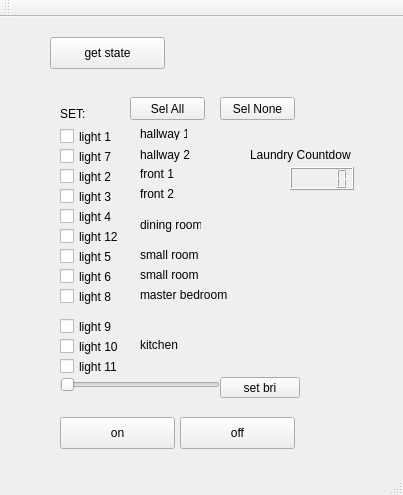
Qt form huecontrolwindow.ui (johnty/HueController) before a commit.
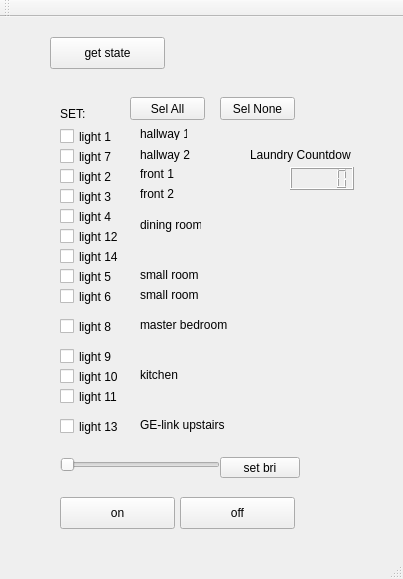
The same form after that commit.

```diff
--- a/huecontrolwindow.ui
+++ b/huecontrolwindow.ui
@@ -7,7 +7,7 @@
     <x>0</x>
     <y>0</y>
     <width>403</width>
-    <height>495</height>
+    <height>579</height>
    </rect>
   </property>
   <property name="windowTitle">
@@ -18,7 +18,7 @@
     <property name="geometry">
      <rect>
       <x>60</x>
-      <y>400</y>
+      <y>480</y>
       <width>115</width>
       <height>32</height>
      </rect>
@@ -31,7 +31,7 @@
     <property name="geometry">
      <rect>
       <x>180</x>
-      <y>400</y>
+      <y>480</y>
       <width>115</width>
       <height>32</height>
      </rect>
@@ -57,7 +57,7 @@
     <property name="geometry">
      <rect>
       <x>60</x>
-      <y>360</y>
+      <y>440</y>
       <width>160</width>
       <height>16</height>
      </rect>
@@ -73,7 +73,7 @@
     <property name="geometry">
      <rect>
       <x>220</x>
-      <y>360</y>
+      <y>440</y>
       <width>80</width>
       <height>21</height>
      </rect>
@@ -226,7 +226,7 @@
     <property name="geometry">
      <rect>
       <x>60</x>
-      <y>230</y>
+      <y>250</y>
       <width>72</width>
       <height>19</height>
      </rect>
@@ -239,7 +239,7 @@
     <property name="geometry">
      <rect>
       <x>60</x>
-      <y>250</y>
+      <y>270</y>
       <width>72</width>
       <height>19</height>
      </rect>
@@ -252,7 +252,7 @@
     <property name="geometry">
      <rect>
       <x>140</x>
-      <y>230</y>
+      <y>250</y>
       <width>61</width>
       <height>16</height>
      </rect>
@@ -265,7 +265,7 @@
     <property name="geometry">
      <rect>
       <x>140</x>
-      <y>250</y>
+      <y>270</y>
       <width>61</width>
       <height>16</height>
      </rect>
@@ -304,7 +304,7 @@
     <property name="geometry">
      <rect>
       <x>60</x>
-      <y>270</y>
+      <y>300</y>
       <width>72</width>
       <height>19</height>
      </rect>
@@ -317,7 +317,7 @@
     <property name="geometry">
      <rect>
       <x>140</x>
-      <y>270</y>
+      <y>300</y>
       <width>91</width>
       <height>16</height>
      </rect>
@@ -356,7 +356,7 @@
     <property name="geometry">
      <rect>
       <x>60</x>
-      <y>300</y>
+      <y>330</y>
       <width>72</width>
       <height>19</height>
      </rect>
@@ -369,7 +369,7 @@
     <property name="geometry">
      <rect>
       <x>60</x>
-      <y>320</y>
+      <y>350</y>
       <width>72</width>
       <height>19</height>
      </rect>
@@ -382,7 +382,7 @@
     <property name="geometry">
      <rect>
       <x>60</x>
-      <y>340</y>
+      <y>370</y>
       <width>72</width>
       <height>19</height>
      </rect>
@@ -395,7 +395,7 @@
     <property name="geometry">
      <rect>
       <x>140</x>
-      <y>320</y>
+      <y>350</y>
       <width>91</width>
       <height>16</height>
      </rect>
@@ -417,6 +417,45 @@
      <string>light 12</string>
     </property>
    </widget>
+   <widget class="QCheckBox" name="checkBox1_13">
+    <property name="geometry">
+     <rect>
+      <x>60</x>
+      <y>400</y>
+      <width>72</width>
+      <height>19</height>
+     </rect>
+    </property>
+    <property name="text">
+     <string>light 13</string>
+    </property>
+   </widget>
+   <widget class="QLabel" name="label_12">
+    <property name="geometry">
+     <rect>
+      <x>140</x>
+      <y>400</y>
+      <width>91</width>
+      <height>16</height>
+     </rect>
+    </property>
+    <property name="text">
+     <string>GE-link upstairs</string>
+    </property>
+   </widget>
+   <widget class="QCheckBox" name="checkBox1_14">
+    <property name="geometry">
+     <rect>
+      <x>60</x>
+      <y>230</y>
+      <width>72</width>
+      <height>19</height>
+     </rect>
+    </property>
+    <property name="text">
+     <string>light 14</string>
+    </property>
+   </widget>
   </widget>
   <widget class="QMenuBar" name="menuBar">
    <property name="geometry">
```
